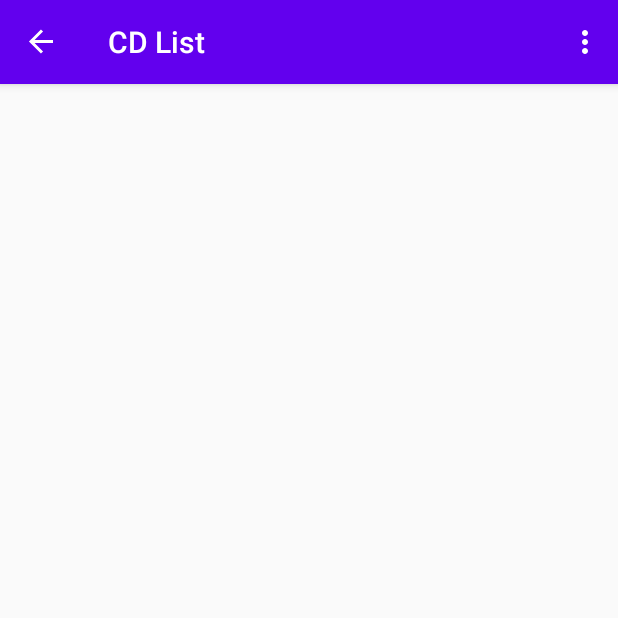
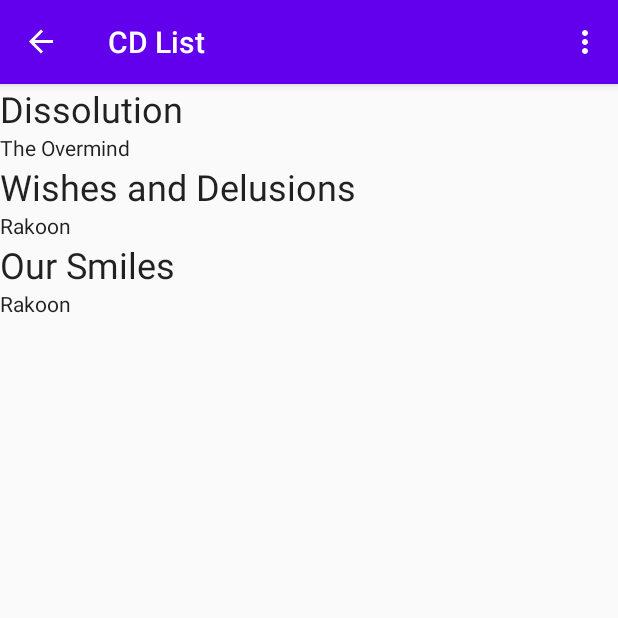
Before and after one commit to Chuddington/TDD-in-Android, an Android app: the screen it shows after launch (MainActivity), in the side drawer, after a tap on "CD List", on a phone screen of 412 x 824 dp, the top half of it. Run offline under Robolectric (Android 15) with nearby library versions, the phone set to English and light mode, and no system bars; our stand-ins replace Dagger/Hilt's generated code, navigation-ui.

Commit message:
Add movement to CD Details Dialog Fragment
- Split up navigation into separate nav graphs.
- Add CD Details Dialog Fragment.
- Add Nav graph capabilities to the Hilt Extension function.
- Add RecyclerView capabilities to CdListFragment.
- This is probably the point where I will state that I've failed
  TDD'ing this project because of difficulties integrating hilt
  and the navigation graph together.
- It shouldn't have taken tweaking the entire project as it
  currently stands in order to get the tests to work.

```diff
--- a/app/src/main/java/com/example/tddinandroid/MainActivity.kt
+++ b/app/src/main/java/com/example/tddinandroid/MainActivity.kt
@@ -2,17 +2,12 @@ package com.example.tddinandroid
 
 import android.os.Bundle
 import android.view.Menu
-import com.google.android.material.floatingactionbutton.FloatingActionButton
-import com.google.android.material.snackbar.Snackbar
-import com.google.android.material.navigation.NavigationView
+import androidx.appcompat.app.AppCompatActivity
 import androidx.navigation.findNavController
 import androidx.navigation.ui.AppBarConfiguration
 import androidx.navigation.ui.navigateUp
 import androidx.navigation.ui.setupActionBarWithNavController
 import androidx.navigation.ui.setupWithNavController
-import androidx.drawerlayout.widget.DrawerLayout
-import androidx.appcompat.app.AppCompatActivity
-import androidx.appcompat.widget.Toolbar
 import com.example.tddinandroid.databinding.ActivityMainBinding
 import dagger.hilt.android.AndroidEntryPoint
 
@@ -29,8 +24,7 @@ class MainActivity : AppCompatActivity() {
         setSupportActionBar(binding.activityAppBar.toolbar)
 
         val navController = findNavController(R.id.nav_host_fragment)
-        appBarConfiguration = AppBarConfiguration(setOf(
-                R.id.nav_home), binding.drawerLayout)
+        appBarConfiguration = AppBarConfiguration(navController.graph, binding.drawerLayout)
         setupActionBarWithNavController(navController, appBarConfiguration)
         binding.navView.setupWithNavController(navController)
     }
--- a/app/src/main/java/com/example/tddinandroid/cd/ui/CdListFragment.kt
+++ b/app/src/main/java/com/example/tddinandroid/cd/ui/CdListFragment.kt
@@ -6,6 +6,9 @@ import android.view.View
 import android.view.ViewGroup
 import androidx.fragment.app.Fragment
 import androidx.fragment.app.viewModels
+import androidx.navigation.findNavController
+import androidx.navigation.fragment.findNavController
+import com.example.tddinandroid.R
 import com.example.tddinandroid.databinding.FragmentCdListBinding
 import dagger.hilt.android.AndroidEntryPoint
 
@@ -25,6 +28,20 @@ class CdListFragment : Fragment(), Counter {
         return binding.root
     }
 
+    override fun onViewCreated(view: View, savedInstanceState: Bundle?) {
+        super.onViewCreated(view, savedInstanceState)
+
+        viewModel.cdList.observeForever { cds ->
+            activity?.let { fragActivity ->
+                binding.cdRecycler.adapter =
+                    CdViewAdapter(cds, findNavController())
+                binding.cdRecycler.refreshDrawableState()
+            }
+        }
+
+        viewModel.loadCds()
+    }
+
     override fun onDestroyView() {
         super.onDestroyView()
         _binding = null
--- a/app/src/main/java/com/example/tddinandroid/cd/ui/CdListViewModel.kt
+++ b/app/src/main/java/com/example/tddinandroid/cd/ui/CdListViewModel.kt
@@ -1,10 +1,29 @@
 package com.example.tddinandroid.cd.ui
 
+import androidx.lifecycle.LiveData
+import androidx.lifecycle.MutableLiveData
 import androidx.lifecycle.ViewModel
 import dagger.hilt.android.lifecycle.HiltViewModel
+import java.io.Serializable
 import javax.inject.Inject
+
+data class Cd(val albumName: String, val artistName: String) : Serializable
 
 @HiltViewModel
 class CdListViewModel @Inject constructor() : ViewModel(), Counter {
-    override fun getCount() = 3
+    private val _cdList: MutableLiveData<List<Cd>> = MutableLiveData<List<Cd>>().apply {
+        value = loadCds()
+    }
+
+    fun loadCds(): List<Cd> {
+        return listOf(
+            Cd(albumName = "Dissolution", artistName = "The Overmind"),
+            Cd(albumName = "Wishes and Delusions", artistName = "Rakoon"),
+            Cd(albumName = "Our Smiles", artistName = "Rakoon")
+        )
+    }
+
+    val cdList: LiveData<List<Cd>> = _cdList
+
+    override fun getCount() = cdList.value?.size ?: 0
 }
--- /dev/null
+++ b/app/src/main/java/com/example/tddinandroid/cd/ui/CdViewAdapter.kt
@@ -0,0 +1,39 @@
+package com.example.tddinandroid.cd.ui
+
+import android.view.LayoutInflater
+import android.view.ViewGroup
+import androidx.navigation.NavController
+import androidx.recyclerview.widget.RecyclerView
+import com.example.tddinandroid.databinding.CdAdapterItemBinding
+
+class CdViewAdapter(private val data: List<Cd>, private val navController: NavController) :
+    RecyclerView.Adapter<CdViewAdapter.ViewHolder>() {
+
+    override fun getItemCount(): Int = 3
+
+    override fun onCreateViewHolder(parent: ViewGroup, viewType: Int): ViewHolder {
+        val binding =
+            CdAdapterItemBinding.inflate(LayoutInflater.from(parent.context), parent, false)
+        return ViewHolder(binding, navController)
+    }
+
+    override fun onBindViewHolder(holder: ViewHolder, position: Int) {
+        holder.setData(data[position])
+    }
+
+    class ViewHolder(
+        private val binding: CdAdapterItemBinding,
+        private val navController: NavController
+    ) : RecyclerView.ViewHolder(binding.root) {
+
+        fun setData(data: Cd) {
+            binding.albumName.text = data.albumName
+            binding.artistName.text = data.artistName
+
+            binding.root.setOnClickListener {
+                navController
+                    .navigate(CdListFragmentDirections.actionNavCdListToNavCdDetails(data))
+            }
+        }
+    }
+}
--- /dev/null
+++ b/app/src/main/res/layout/cd_adapter_item.xml
@@ -0,0 +1,33 @@
+<?xml version="1.0" encoding="utf-8"?>
+<androidx.constraintlayout.widget.ConstraintLayout xmlns:android="http://schemas.android.com/apk/res/android"
+    xmlns:app="http://schemas.android.com/apk/res-auto"
+    xmlns:tools="http://schemas.android.com/tools"
+    android:id="@+id/cdAdapterItemLayout"
+    android:layout_width="match_parent"
+    android:layout_height="wrap_content">
+
+    <TextView
+        android:id="@+id/albumName"
+        android:layout_width="match_parent"
+        android:layout_height="wrap_content"
+
+        app:layout_constraintStart_toStartOf="parent"
+        app:layout_constraintTop_toTopOf="parent"
+
+        android:textAppearance="@style/TextAppearance.AppCompat.Headline"
+        tools:text="Dissolution"
+        />
+
+    <TextView
+        android:id="@+id/artistName"
+        android:layout_width="match_parent"
+        android:layout_height="wrap_content"
+
+        app:layout_constraintStart_toStartOf="@id/albumName"
+        app:layout_constraintTop_toBottomOf="@id/albumName"
+
+        android:textAppearance="@style/TextAppearance.AppCompat.Body1"
+        tools:text="The Overmind"
+        />
+
+</androidx.constraintlayout.widget.ConstraintLayout>
--- a/app/src/main/res/layout/fragment_cd_list.xml
+++ b/app/src/main/res/layout/fragment_cd_list.xml
@@ -1,13 +1,20 @@
 <?xml version="1.0" encoding="utf-8"?>
-<androidx.constraintlayout.widget.ConstraintLayout
-    xmlns:android="http://schemas.android.com/apk/res/android"
+<androidx.constraintlayout.widget.ConstraintLayout xmlns:android="http://schemas.android.com/apk/res/android"
     xmlns:tools="http://schemas.android.com/tools"
+    xmlns:app="http://schemas.android.com/apk/res-auto"
 
     android:id="@+id/cdListLayout"
     android:layout_width="match_parent"
     android:layout_height="match_parent"
 
-    tools:context=".cd.ui.CdListFragment"
-    >
+    tools:context=".cd.ui.CdListFragment">
+
+    <androidx.recyclerview.widget.RecyclerView
+        android:id="@+id/cdRecycler"
+        android:layout_width="match_parent"
+        android:layout_height="match_parent"
+        app:layoutManager="androidx.recyclerview.widget.LinearLayoutManager"
+        tools:listitem="@layout/cd_adapter_item"
+        />
 
 </androidx.constraintlayout.widget.ConstraintLayout>
--- a/app/src/main/res/menu/activity_main_drawer.xml
+++ b/app/src/main/res/menu/activity_main_drawer.xml
@@ -5,12 +5,12 @@
 
     <group android:checkableBehavior="single">
         <item
-            android:id="@+id/nav_home"
+            android:id="@id/home_navigation"
             android:icon="@drawable/ic_menu_camera"
             android:title="@string/menu_home" />
 
         <item
-            android:id="@+id/nav_cd_list"
+            android:id="@id/cd_list_navigation"
             android:icon="@drawable/ic_menu_slideshow"
             android:title="@string/menu_cd_list" />
     </group>
--- /dev/null
+++ b/app/src/main/res/navigation/cd_navigation.xml
@@ -0,0 +1,32 @@
+<?xml version="1.0" encoding="utf-8"?>
+<navigation xmlns:android="http://schemas.android.com/apk/res/android"
+    xmlns:app="http://schemas.android.com/apk/res-auto"
+    xmlns:tools="http://schemas.android.com/tools"
+    android:id="@id/cd_list_navigation"
+    app:startDestination="@id/cdListFragment"
+    >
+
+    <fragment
+        android:id="@+id/cdListFragment"
+        android:name="com.example.tddinandroid.cd.ui.CdListFragment"
+        android:label="@string/menu_cd_list"
+        tools:layout="@layout/fragment_cd_list"
+        >
+        <action
+            android:id="@+id/action_nav_cd_list_to_nav_cd_details"
+            app:destination="@id/cdDetailsFragment" />
+    </fragment>
+
+    <dialog
+        android:id="@+id/cdDetailsFragment"
+        android:name="com.example.tddinandroid.cd.details.ui.CdDetailsFragment"
+        android:label="@string/menu_cd_list"
+        tools:layout="@layout/dialog_cd_details"
+        >
+        <argument
+            android:name="cdDetailsSerializable"
+            app:argType="com.example.tddinandroid.cd.ui.Cd"
+            />
+    </dialog>
+
+</navigation>
--- /dev/null
+++ b/app/src/main/res/navigation/home_navigation.xml
@@ -0,0 +1,15 @@
+<?xml version="1.0" encoding="utf-8"?>
+<navigation xmlns:android="http://schemas.android.com/apk/res/android"
+    xmlns:app="http://schemas.android.com/apk/res-auto"
+    xmlns:tools="http://schemas.android.com/tools"
+    android:id="@id/home_navigation"
+    app:startDestination="@id/nav_home"
+    >
+
+    <fragment
+        android:id="@+id/nav_home"
+        android:name="com.example.tddinandroid.home.ui.HomeFragment"
+        android:label="@string/menu_home"
+        tools:layout="@layout/fragment_home" >
+    </fragment>
+</navigation>
--- a/app/src/main/res/navigation/mobile_navigation.xml
+++ b/app/src/main/res/navigation/mobile_navigation.xml
@@ -3,19 +3,21 @@
     xmlns:app="http://schemas.android.com/apk/res-auto"
     xmlns:tools="http://schemas.android.com/tools"
     android:id="@+id/mobile_navigation"
-    app:startDestination="@+id/nav_home">
+    app:startDestination="@id/home_navigation"
+>
 
-    <fragment
-        android:id="@+id/nav_home"
-        android:name="com.example.tddinandroid.home.ui.HomeFragment"
-        android:label="@string/menu_home"
-        tools:layout="@layout/fragment_home" />
+    <include app:graph="@navigation/home_navigation" />
+    <include app:graph="@navigation/cd_navigation" />
 
-    <fragment
-        android:id="@+id/nav_cd_list"
-        android:name="com.example.tddinandroid.cd.ui.CdListFragment"
-        android:label="@string/menu_cd_list"
-        tools:layout="@layout/fragment_cd_list"
+    <action
+        android:id="@+id/action_global_home_navigation"
+        app:destination="@id/home_navigation"
+        app:popUpTo="@id/mobile_navigation" />
+
+    <action
+        android:id="@+id/action_global_cd_list_navigation"
+        app:destination="@id/cd_list_navigation"
+        app:popUpTo="@id/mobile_navigation"
         />
 
 </navigation>
--- /dev/null
+++ b/app/src/main/res/values/nav_ids.xml
@@ -0,0 +1,5 @@
+<?xml version="1.0" encoding="utf-8"?>
+<resources>
+    <item name="home_navigation" type="id"/>
+    <item name="cd_list_navigation" type="id"/>
+</resources>
--- a/app/src/main/res/values/strings.xml
+++ b/app/src/main/res/values/strings.xml
@@ -9,4 +9,5 @@
 
     <string name="menu_home">Home</string>
     <string name="menu_cd_list">CD List</string>
+    <string name="menu_cd_details">CD Details</string>
 </resources>
--- a/build.gradle
+++ b/build.gradle
@@ -2,6 +2,7 @@
 buildscript {
     ext.kotlin_version = '1.5.10'
     ext.hiltVersion = "2.37"
+    ext.navVersion = "2.3.5"
     repositories {
         google()
         mavenCentral()
@@ -10,6 +11,7 @@ buildscript {
         classpath 'com.android.tools.build:gradle:4.2.1'
         classpath "org.jetbrains.kotlin:kotlin-gradle-plugin:$kotlin_version"
         classpath "com.google.dagger:hilt-android-gradle-plugin:$hiltVersion"
+        classpath "androidx.navigation:navigation-safe-args-gradle-plugin:$navVersion"
     }
 }
 
```
Also changed, not shown: app/build.gradle (+17 -3 lines), app/src/main/java/com/example/tddinandroid/cd/details/ui/CdDetailsFragment.kt (added, +28 -0 lines), app/src/main/res/layout/dialog_cd_details.xml (added, +8 -0 lines), 3 other files.
